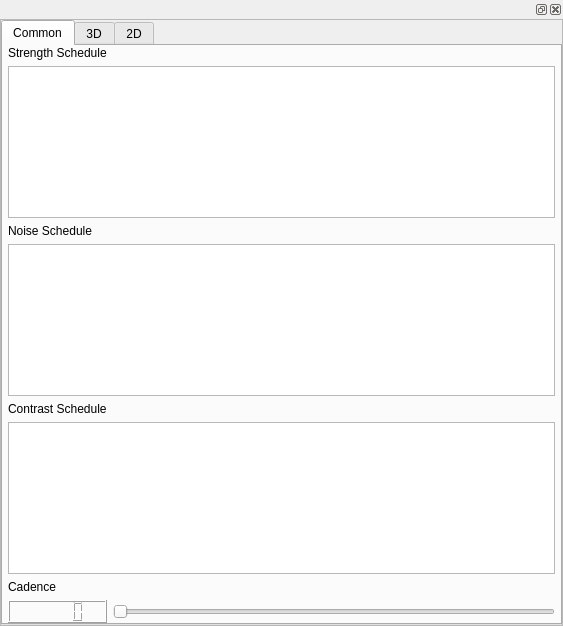
Old version of the form frontend/ui_widgets/animKeys.ui in the repository XmYx/ainodes-pyside.
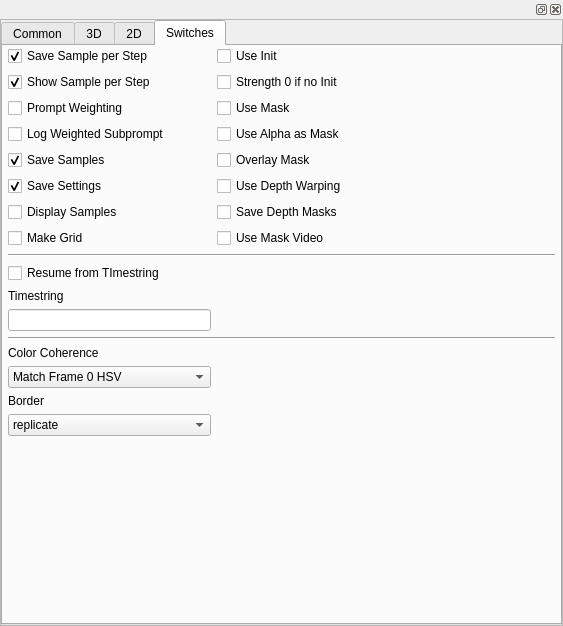
New version of the form.

Commit message: added some more of the deforum setup things. plenty ended up as switches in animSliders also some cleanup in arguments to call the functions. removed some unnessary extra steps to save near 0.000000000000000001 ms per run :D

The edit to the form file:
```diff
--- a/frontend/ui_widgets/animKeys.ui
+++ b/frontend/ui_widgets/animKeys.ui
@@ -72,7 +72,7 @@
            <item>
             <widget class="QTabWidget" name="tabWidget">
              <property name="currentIndex">
-              <number>0</number>
+              <number>3</number>
              </property>
              <widget class="QWidget" name="tab_2">
               <attribute name="title">
@@ -461,6 +461,285 @@
                   </size>
                  </property>
                 </spacer>
+               </item>
+               <item row="5" column="1">
+                <widget class="QTextEdit" name="persp_phi">
+                 <property name="maximumSize">
+                  <size>
+                   <width>16777215</width>
+                   <height>1000</height>
+                  </size>
+                 </property>
+                </widget>
+               </item>
+               <item row="7" column="1">
+                <widget class="QTextEdit" name="persp_fv">
+                 <property name="maximumSize">
+                  <size>
+                   <width>16777215</width>
+                   <height>1000</height>
+                  </size>
+                 </property>
+                </widget>
+               </item>
+               <item row="3" column="0">
+                <widget class="QCheckBox" name="flip2dPerspective">
+                 <property name="text">
+                  <string>Flip 2d Perspective</string>
+                 </property>
+                </widget>
+               </item>
+              </layout>
+             </widget>
+             <widget class="QWidget" name="tab_3">
+              <attribute name="title">
+               <string>Switches</string>
+              </attribute>
+              <layout class="QGridLayout" name="gridLayout_4">
+               <property name="leftMargin">
+                <number>5</number>
+               </property>
+               <property name="topMargin">
+                <number>0</number>
+               </property>
+               <property name="rightMargin">
+                <number>5</number>
+               </property>
+               <property name="bottomMargin">
+                <number>0</number>
+               </property>
+               <item row="3" column="1">
+                <widget class="QCheckBox" name="useAlphaMask">
+                 <property name="text">
+                  <string>Use Alpha as Mask</string>
+                 </property>
+                </widget>
+               </item>
+               <item row="4" column="1">
+                <widget class="QCheckBox" name="overlayMask">
+                 <property name="text">
+                  <string>Overlay Mask</string>
+                 </property>
+                </widget>
+               </item>
+               <item row="1" column="1">
+                <widget class="QCheckBox" name="strength0">
+                 <property name="text">
+                  <string>Strength 0 if no Init</string>
+                 </property>
+                </widget>
+               </item>
+               <item row="11" column="0">
+                <widget class="QLineEdit" name="timestring"/>
+               </item>
+               <item row="3" column="2">
+                <spacer name="horizontalSpacer">
+                 <property name="orientation">
+                  <enum>Qt::Horizontal</enum>
+                 </property>
+                 <property name="sizeHint" stdset="0">
+                  <size>
+                   <width>40</width>
+                   <height>20</height>
+                  </size>
+                 </property>
+                </spacer>
+               </item>
+               <item row="7" column="0">
+                <widget class="QCheckBox" name="makeGrid">
+                 <property name="text">
+                  <string>Make Grid</string>
+                 </property>
+                </widget>
+               </item>
+               <item row="13" column="0">
+                <widget class="QLabel" name="label_17">
+                 <property name="text">
+                  <string>Color Coherence</string>
+                 </property>
+                </widget>
+               </item>
+               <item row="2" column="0">
+                <widget class="QCheckBox" name="promptWeighting">
+                 <property name="text">
+                  <string>Prompt Weighting</string>
+                 </property>
+                </widget>
+               </item>
+               <item row="1" column="0">
+                <widget class="QCheckBox" name="showStepSample">
+                 <property name="text">
+                  <string>Show Sample per Step</string>
+                 </property>
+                 <property name="checked">
+                  <bool>true</bool>
+                 </property>
+                </widget>
+               </item>
+               <item row="4" column="0">
+                <widget class="QCheckBox" name="saveSamples">
+                 <property name="text">
+                  <string>Save Samples</string>
+                 </property>
+                 <property name="checked">
+                  <bool>true</bool>
+                 </property>
+                </widget>
+               </item>
+               <item row="3" column="0">
+                <widget class="QCheckBox" name="logPromptWeight">
+                 <property name="text">
+                  <string>Log Weighted Subprompt</string>
+                 </property>
+                </widget>
+               </item>
+               <item row="9" column="0">
+                <widget class="QCheckBox" name="resumeTimestring">
+                 <property name="text">
+                  <string>Resume from TImestring</string>
+                 </property>
+                </widget>
+               </item>
+               <item row="6" column="1">
+                <widget class="QCheckBox" name="saveDepthMask">
+                 <property name="text">
+                  <string>Save Depth Masks</string>
+                 </property>
+                </widget>
+               </item>
+               <item row="7" column="1">
+                <widget class="QCheckBox" name="useMaskVideo">
+                 <property name="text">
+                  <string>Use Mask Video</string>
+                 </property>
+                </widget>
+               </item>
+               <item row="0" column="1">
+                <widget class="QCheckBox" name="useInit">
+                 <property name="text">
+                  <string>Use Init</string>
+                 </property>
+                </widget>
+               </item>
+               <item row="2" column="1">
+                <widget class="QCheckBox" name="useMask">
+                 <property name="text">
+                  <string>Use Mask</string>
+                 </property>
+                </widget>
+               </item>
+               <item row="14" column="0">
+                <widget class="QComboBox" name="colorCoherence">
+                 <item>
+                  <property name="text">
+                   <string>Match Frame 0 HSV</string>
+                  </property>
+                 </item>
+                 <item>
+                  <property name="text">
+                   <string>Match Frame 0 LAB</string>
+                  </property>
+                 </item>
+                 <item>
+                  <property name="text">
+                   <string>Match Frame 0 RGB</string>
+                  </property>
+                 </item>
+                 <item>
+                  <property name="text">
+                   <string>None</string>
+                  </property>
+                 </item>
+                </widget>
+               </item>
+               <item row="12" column="0" colspan="3">
+                <widget class="Line" name="line_2">
+                 <property name="orientation">
+                  <enum>Qt::Horizontal</enum>
+                 </property>
+                </widget>
+               </item>
+               <item row="10" column="0">
+                <widget class="QLabel" name="label_16">
+                 <property name="text">
+                  <string>Timestring</string>
+                 </property>
+                </widget>
+               </item>
+               <item row="15" column="0">
+                <widget class="QLabel" name="label_18">
+                 <property name="text">
+                  <string>Border</string>
+                 </property>
+                </widget>
+               </item>
+               <item row="0" column="0">
+                <widget class="QCheckBox" name="saveStepSample">
+                 <property name="text">
+                  <string>Save Sample per Step</string>
+                 </property>
+                 <property name="checked">
+                  <bool>true</bool>
+                 </property>
+                </widget>
+               </item>
+               <item row="17" column="0">
+                <spacer name="verticalSpacer_3">
+                 <property name="orientation">
+                  <enum>Qt::Vertical</enum>
+                 </property>
+                 <property name="sizeHint" stdset="0">
+                  <size>
+                   <width>20</width>
+                   <height>40</height>
+                  </size>
+                 </property>
+                </spacer>
+               </item>
+               <item row="8" column="0" colspan="3">
+                <widget class="Line" name="line">
+                 <property name="orientation">
+                  <enum>Qt::Horizontal</enum>
+                 </property>
+                </widget>
+               </item>
+               <item row="5" column="1">
+                <widget class="QCheckBox" name="useDepthWarp">
+                 <property name="text">
+                  <string>Use Depth Warping</string>
+                 </property>
+                </widget>
+               </item>
+               <item row="5" column="0">
+                <widget class="QCheckBox" name="saveSettings">
+                 <property name="text">
+                  <string>Save Settings</string>
+                 </property>
+                 <property name="checked">
+                  <bool>true</bool>
+                 </property>
+                </widget>
+               </item>
+               <item row="6" column="0">
+                <widget class="QCheckBox" name="displaySamples">
+                 <property name="text">
+                  <string>Display Samples</string>
+                 </property>
+                </widget>
+               </item>
+               <item row="16" column="0">
+                <widget class="QComboBox" name="border">
+                 <item>
+                  <property name="text">
+                   <string>replicate</string>
+                  </property>
+                 </item>
+                 <item>
+                  <property name="text">
+                   <string>wrap</string>
+                  </property>
+                 </item>
+                </widget>
                </item>
               </layout>
              </widget>
```
Left out of the diff: 100 changed lines with no effect on the pictures. The commit also changes 9 other files.
